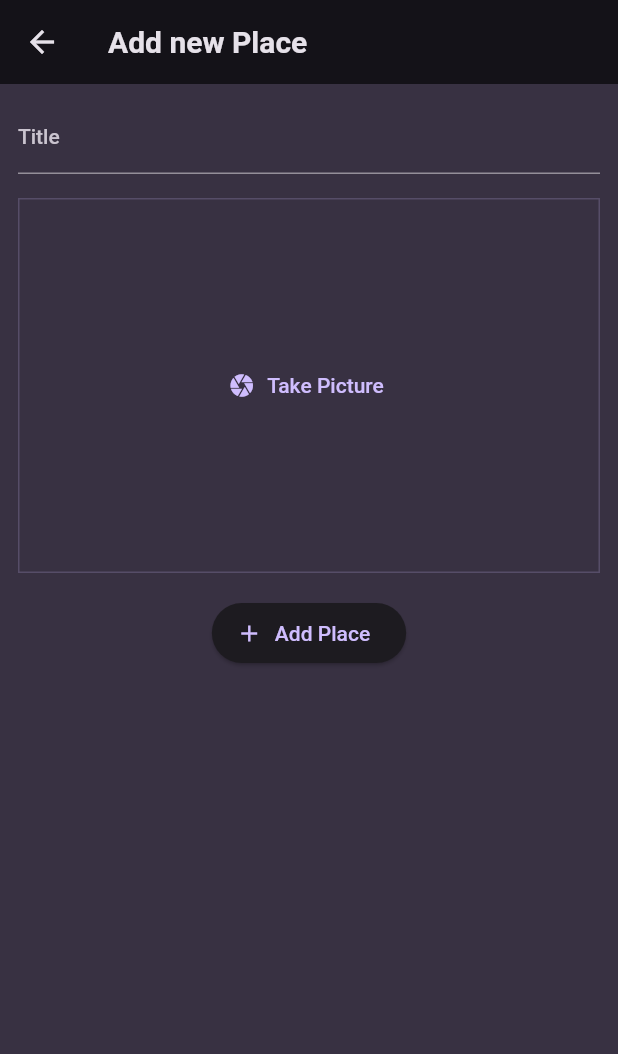
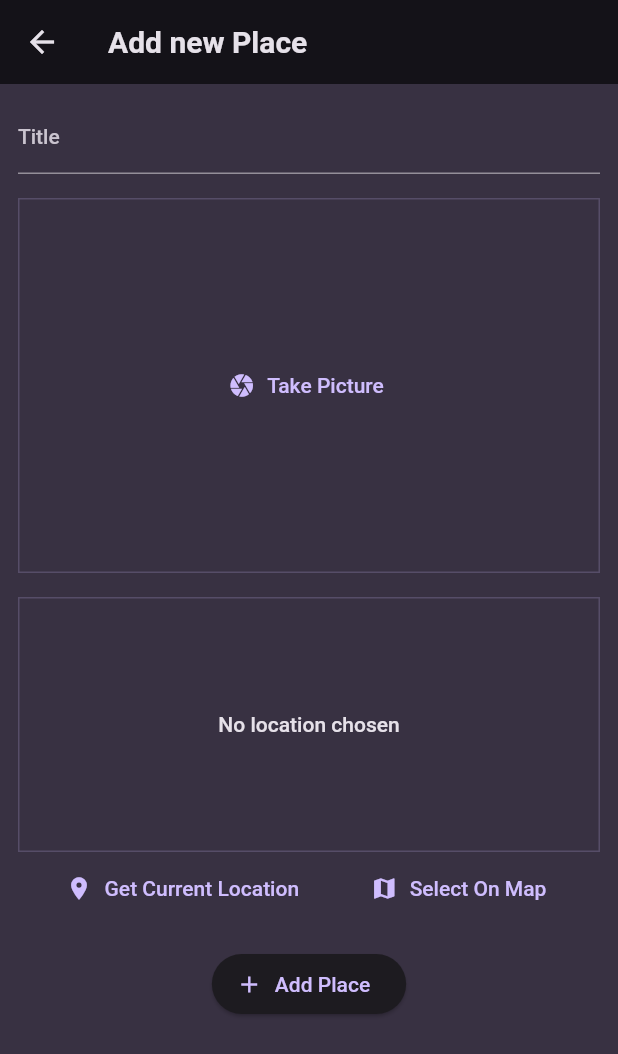
Before and after one commit to bugrata/Favorite-Places-App, a Flutter app: the screen it shows after launch, after a tap on the "add" icon, on a phone screen of 412 x 824 dp. Shown: the top 1054 px of the screen. Run offline on Flutter 3.47's test engine with Material 2 defaults, Android fonts, the phone set to English and light mode, and no system bars; our stand-ins replace flutter_riverpod, google_fonts, image_picker, location.

Commit message:
General Update

```diff
--- a/favorite_places/lib/models/place.dart
+++ b/favorite_places/lib/models/place.dart
@@ -1,10 +1,13 @@
+import 'dart:io';
+
 import 'package:uuid/uuid.dart';
 
 const uuid = Uuid();
 
 class Place {
-  Place({required this.title}) : id = uuid.v4();
+  Place({required this.title, required this.image}) : id = uuid.v4();
 
   final String id;
   final String title;
+  final File image;
 }
--- a/favorite_places/lib/screens/add_place.dart
+++ b/favorite_places/lib/screens/add_place.dart
@@ -1,4 +1,7 @@
+import 'dart:io';
+
 import 'package:favorite_places/widgets/image_input.dart';
+import 'package:favorite_places/widgets/location_input.dart';
 import 'package:flutter/material.dart';
 import 'package:flutter_riverpod/flutter_riverpod.dart';
 
@@ -15,15 +18,16 @@ class AddPlaceScreen extends ConsumerStatefulWidget {
 
 class _AddPlaceScreenState extends ConsumerState<AddPlaceScreen> {
   final _titleController = TextEditingController();
+  File? _selectedImage;
 
   void _savePlace() {
     final enteredTitle = _titleController.text;
 
-    if (enteredTitle.isEmpty) {
+    if (enteredTitle.isEmpty || _selectedImage == null) {
       return;
     }
 
-    ref.read(userPlacesProvider.notifier).addPlace(enteredTitle);
+    ref.read(userPlacesProvider.notifier).addPlace(enteredTitle, _selectedImage!);
 
     Navigator.of(context).pop();
   }
@@ -52,7 +56,11 @@ class _AddPlaceScreenState extends ConsumerState<AddPlaceScreen> {
               ),
             ),
             const SizedBox(height: 16),
-            const ImageInput(),
+            ImageInput(onPickImage: (image) {
+              _selectedImage = image;
+            },),
+            const SizedBox(height: 16),
+            const LocationInput(),
             const SizedBox(height: 16),
             ElevatedButton.icon(
               onPressed: _savePlace,
--- a/favorite_places/lib/screens/places.dart
+++ b/favorite_places/lib/screens/places.dart
@@ -28,8 +28,11 @@ class PlacesScreen extends ConsumerWidget {
           ),
         ],
       ),
-      body: PlacesList(
-        places: userPlaces,
+      body: Padding(
+        padding: const EdgeInsets.all(8.0),
+        child: PlacesList(
+          places: userPlaces,
+        ),
       ),
     );
   }
--- a/favorite_places/lib/widgets/image_input.dart
+++ b/favorite_places/lib/widgets/image_input.dart
@@ -1,7 +1,12 @@
+import 'dart:io';
+
 import 'package:flutter/material.dart';
+import 'package:image_picker/image_picker.dart';
 
 class ImageInput extends StatefulWidget {
-  const ImageInput({super.key});
+  const ImageInput({super.key, required this.onPickImage});
+
+  final void Function(File image) onPickImage;
 
   @override
   State<ImageInput> createState() {
@@ -10,13 +15,46 @@ class ImageInput extends StatefulWidget {
 }
 
 class _ImageInputState extends State<ImageInput> {
+  File? _selectedImage;
 
-  void _takePicture () {
+  void _takePicture() async {
+    final imagePicker = ImagePicker();
+    final pickedImage = await imagePicker.pickImage(
+      source: ImageSource.camera,
+      maxWidth: 600,
+    );
 
+    if (pickedImage == null) {
+      return;
+    } else {
+      setState(() {
+        _selectedImage = File(pickedImage.path);
+      });
+    }
+
+    widget.onPickImage(_selectedImage!);
   }
 
   @override
   Widget build(BuildContext context) {
+    Widget content = TextButton.icon(
+      onPressed: _takePicture,
+      icon: const Icon(Icons.camera),
+      label: const Text('Take Picture'),
+    );
+
+    if (_selectedImage != null) {
+      content = GestureDetector(
+        onTap: _takePicture,
+        child: Image.file(
+          _selectedImage!,
+          fit: BoxFit.cover,
+          width: double.infinity,
+          height: double.infinity,
+        ),
+      );
+    }
+
     return Container(
       decoration: BoxDecoration(
         border: Border.all(
@@ -27,11 +65,7 @@ class _ImageInputState extends State<ImageInput> {
       height: 250,
       width: double.infinity,
       alignment: Alignment.center,
-      child: TextButton.icon(
-        onPressed: _takePicture,
-        icon: const Icon(Icons.camera),
-        label: const Text('Take Picture'),
-      ),
+      child: content,
     );
   }
 }
--- /dev/null
+++ b/favorite_places/lib/widgets/location_input.dart
@@ -0,0 +1,97 @@
+import 'package:flutter/material.dart';
+import 'package:location/location.dart';
+
+class LocationInput extends StatefulWidget {
+  const LocationInput({super.key});
+
+  @override
+  State<StatefulWidget> createState() {
+    return _LocationInputState();
+  }
+}
+
+class _LocationInputState extends State<LocationInput> {
+  Location? _pickedLocation;
+  var _isGettingLocation = false;
+
+  void _getCurrentLocation() async{
+    Location location = Location();
+
+    bool serviceEnabled;
+    PermissionStatus permissionGranted;
+    LocationData locationData;
+
+    serviceEnabled = await location.serviceEnabled();
+    if (!serviceEnabled) {
+      serviceEnabled = await location.requestService();
+      if (!serviceEnabled) {
+        return;
+      }
+    }
+
+    permissionGranted = await location.hasPermission();
+    if (permissionGranted == PermissionStatus.denied) {
+      permissionGranted = await location.requestPermission();
+      if (permissionGranted != PermissionStatus.granted) {
+        return;
+      }
+    }
+
+    setState(() {
+      _isGettingLocation = true;
+    });
+
+    locationData = await location.getLocation();
+
+    setState(() {
+      _isGettingLocation = false;
+    });
+  }
+
+  @override
+  Widget build(BuildContext context) {
+    Widget previewContent = Text(
+            'No location chosen',
+            textAlign: TextAlign.center,
+            style: Theme.of(context).textTheme.bodyLarge!.copyWith(
+              color: Theme.of(context).colorScheme.onBackground,
+            ),
+          );
+
+    if(_isGettingLocation) {
+      previewContent = const CircularProgressIndicator();
+    }
+
+    return Column(
+      children: [
+        Container(
+          height: 170,
+          width: double.infinity,
+          alignment: Alignment.center,
+          decoration: BoxDecoration(
+            border: Border.all(
+              width: 1,
+              color: Theme.of(context).colorScheme.primary.withOpacity(0.2),
+            ),
+          ),
+          child: previewContent,
+        ),
+        Row(
+          mainAxisAlignment: MainAxisAlignment.spaceEvenly,
+          children: [
+            TextButton.icon(
+              onPressed: _getCurrentLocation,
+              icon: const Icon(Icons.location_on),
+              label: const Text('Get Current Location'),
+            ),
+            TextButton.icon(
+              onPressed: () {},
+              icon: const Icon(Icons.map),
+              label: const Text('Select On Map'),
+            ),
+          ],
+        ),
+      ],
+    );
+  }
+}
--- a/favorite_places/lib/widgets/places_list.dart
+++ b/favorite_places/lib/widgets/places_list.dart
@@ -24,6 +24,10 @@ class PlacesList extends StatelessWidget {
     return ListView.builder(
       itemCount: places.length,
       itemBuilder: (ctx, index) => ListTile(
+        leading: CircleAvatar(
+          radius: 26,
+          backgroundImage: FileImage(places[index].image),
+        ),
         title: Text(
           places[index].title,
           style: Theme.of(context).textTheme.titleMedium!.copyWith(
--- a/favorite_places/pubspec.yaml
+++ b/favorite_places/pubspec.yaml
@@ -39,6 +39,10 @@ dependencies:
   flutter_riverpod: ^2.4.5
   uuid: ^4.1.0
   image_picker: ^1.0.4
+  location: ^5.0.3
+  path_provider: ^2.1.1
+  path: ^1.8.3
+  sqflite: ^2.3.0
 
 dev_dependencies:
   flutter_test:
```
Also changed, not shown: favorite_places/lib/providers/user_places.dart (+13 -2 lines), favorite_places/lib/screens/place_detail.dart (+9 -7 lines), favorite_places/pubspec.lock, 6 other files.
